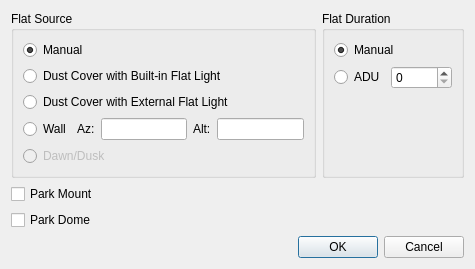
Old version of the form kstars/ekos/capture/calibrationoptions.ui in the repository KDE/kstars.
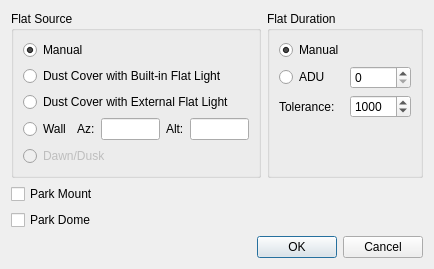
New version of the form. Custom widgets are drawn as their Qt base class.

Commit message: + Fix issue where parking mount and dome were not called if flat job was not at the beginning of the sequence. + Added tolerance parameter to ADU calculations instead of the hard-coded tolerance percentage settings.

```diff
--- a/kstars/ekos/capture/calibrationoptions.ui
+++ b/kstars/ekos/capture/calibrationoptions.ui
@@ -6,8 +6,8 @@
    <rect>
     <x>0</x>
     <y>0</y>
-    <width>475</width>
-    <height>241</height>
+    <width>434</width>
+    <height>235</height>
    </rect>
   </property>
   <property name="windowTitle">
@@ -15,7 +15,7 @@
   </property>
   <layout class="QVBoxLayout" name="verticalLayout_3">
    <item>
-    <layout class="QHBoxLayout" name="horizontalLayout_3">
+    <layout class="QHBoxLayout" name="horizontalLayout_2">
      <item>
       <widget class="QGroupBox" name="groupBox">
        <property name="toolTip">
@@ -136,6 +136,8 @@
        </property>
        <layout class="QVBoxLayout" name="verticalLayout_2">
         <item>
+         <layout class="QGridLayout" name="gridLayout">
+          <item row="0" column="0">
          <widget class="QRadioButton" name="manualDurationC">
           <property name="toolTip">
            <string>Use the frame exposure value</string>
@@ -148,9 +150,7 @@
           </property>
          </widget>
         </item>
-        <item>
-         <layout class="QHBoxLayout" name="horizontalLayout_2">
-          <item>
+          <item row="1" column="0">
            <widget class="QRadioButton" name="ADUC">
             <property name="toolTip">
              <string>Calculate optimal exposure time given the required ADU. If a controllable device is selected, calculate optimal brightness.</string>
@@ -160,7 +160,7 @@
             </property>
            </widget>
           </item>
-          <item>
+          <item row="1" column="1">
            <widget class="QSpinBox" name="ADUValue">
             <property name="toolTip">
              <string/>
@@ -173,6 +173,32 @@
             </property>
            </widget>
           </item>
+          <item row="2" column="0">
+           <widget class="QLabel" name="label_3">
+            <property name="toolTip">
+             <string>&lt;html&gt;&lt;head/&gt;&lt;body&gt;&lt;p&gt;Accept ADU values that fall within this range around the desired ADU target. For example, if the ADU value was set to 10000 and the tolerance was set to 100, then frames with ADU values f 9900 and 10100 shall be accepted.&lt;/p&gt;&lt;/body&gt;&lt;/html&gt;</string>
+            </property>
+            <property name="text">
+             <string>Tolerance:</string>
+            </property>
+           </widget>
+          </item>
+          <item row="2" column="1">
+           <widget class="QSpinBox" name="ADUTolerance">
+            <property name="toolTip">
+             <string>&lt;html&gt;&lt;head/&gt;&lt;body&gt;&lt;p&gt;Accept ADU values that fall within this range around the desired ADU target. For example, if the ADU value was set to 10000 and the tolerance was set to 100, then frames with ADU values f 9900 and 10100 shall be accepted.&lt;/p&gt;&lt;/body&gt;&lt;/html&gt;</string>
+            </property>
+            <property name="maximum">
+             <number>50000</number>
+            </property>
+            <property name="singleStep">
+             <number>100</number>
+            </property>
+            <property name="value">
+             <number>1000</number>
+            </property>
+           </widget>
+          </item>
          </layout>
         </item>
         <item>
```
Left out of the diff: 2 changed lines with no effect on the pictures. Lines whose indentation alone changed are shown as unchanged. The commit also changes 4 other files.
